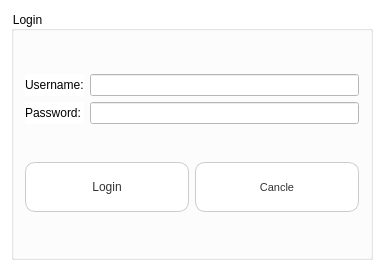
Old version of the form GUI/GUI.ui in the repository GHOSTHUNT69/SDA_LMS.
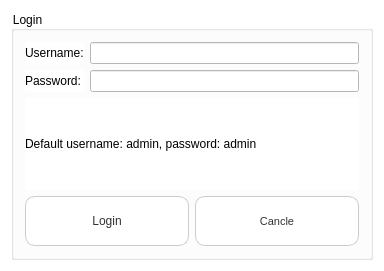
New version of the form.

The edit to the form file:
```diff
--- a/GUI/GUI.ui
+++ b/GUI/GUI.ui
@@ -102,6 +102,13 @@
          </item>
         </layout>
        </item>
+       <item>
+        <widget class="QLabel" name="label_3">
+         <property name="text">
+          <string>Default username: admin, password: admin</string>
+         </property>
+        </widget>
+       </item>
        <item>
         <layout class="QHBoxLayout" name="horizontalLayout">
          <item>
```
